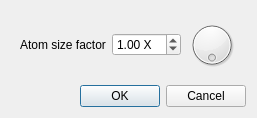
Qt form src/cinemol/gui/atom_size_dialog.ui (cmbruns/cinemol) before a commit.
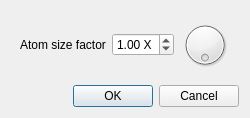
The same form after that commit.

```diff
--- a/src/cinemol/gui/atom_size_dialog.ui
+++ b/src/cinemol/gui/atom_size_dialog.ui
@@ -6,7 +6,7 @@
    <rect>
     <x>0</x>
     <y>0</y>
-    <width>225</width>
+    <width>245</width>
     <height>115</height>
    </rect>
   </property>
@@ -32,6 +32,9 @@
         <property name="minimum">
          <double>0.010000000000000</double>
         </property>
+        <property name="maximum">
+         <double>1.500000000000000</double>
+        </property>
         <property name="singleStep">
          <double>0.050000000000000</double>
         </property>
```
